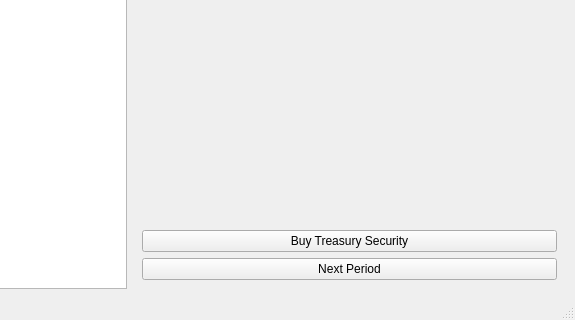
Before: the Qt Designer form src/mainwindow.ui in mgao6767/brms, drawn with Qt 5; both pictures show x 753 to 1328 and y 399 to 719 of the 1328 by 719 pixel window.
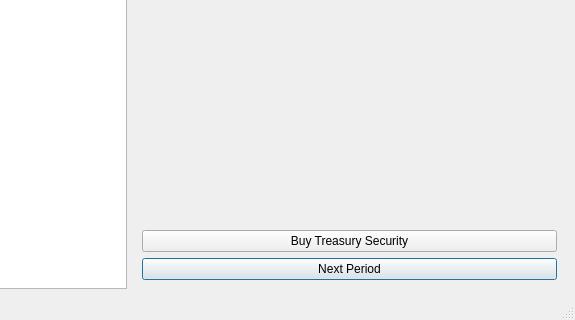
After: the same form once the commit is applied. Icons and pictures are not drawn.

Commit message: add shortcut for advancing to next period

What changed in the file:
```diff
--- a/src/mainwindow.ui
+++ b/src/mainwindow.ui
@@ -71,6 +71,12 @@
          <property name="icon">
           <iconset theme="go-next"/>
          </property>
+         <property name="shortcut">
+          <string>Return</string>
+         </property>
+         <property name="default">
+          <bool>true</bool>
+         </property>
          <property name="flat">
           <bool>false</bool>
          </property>
```
